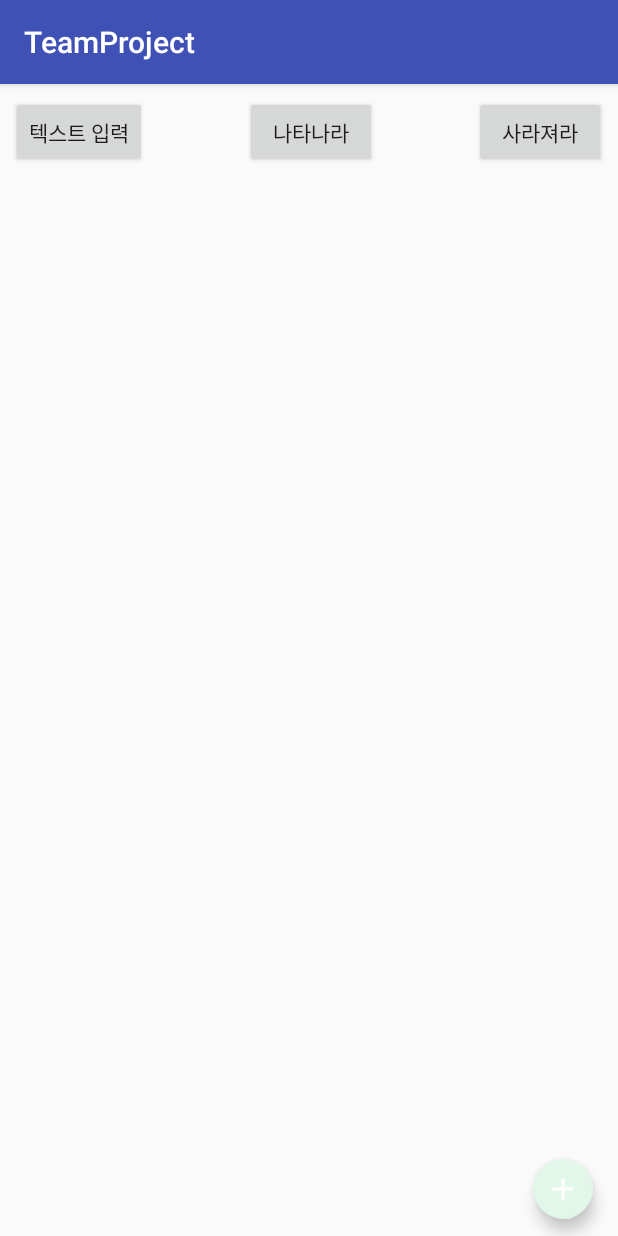
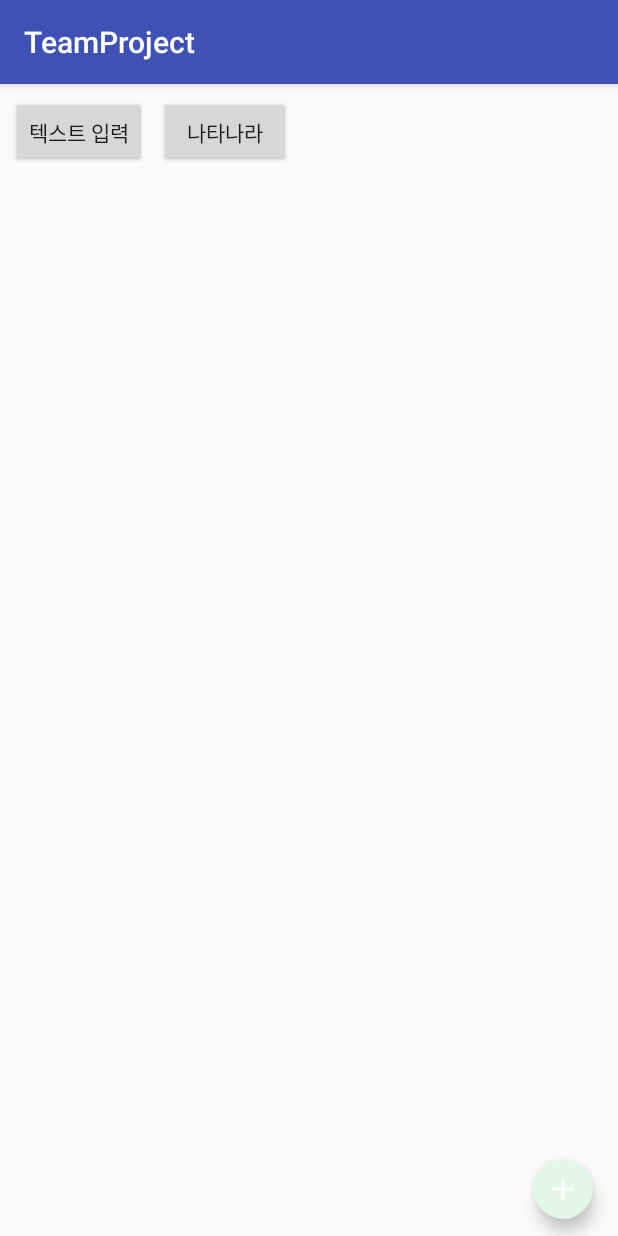
Before and after one commit to Geniousroom1/TeamProject, an Android app: the MainActivity screen opened directly, with no data from a screen before it, on a phone screen of 412 x 824 dp. Run offline under Robolectric (Android 15) with nearby library versions, the phone set to English and light mode, and no system bars.

Commit message:
한태준 + 이모티콘및 텍스트 사라지기 나타나기

```diff
--- a/app/src/main/java/edu/android/teamproject/TextsActivity.java
+++ b/app/src/main/java/edu/android/teamproject/TextsActivity.java
@@ -5,6 +5,7 @@ import android.os.Bundle;
 import android.view.View;
 import android.widget.EditText;
 import android.widget.Toast;
+import java.util.ArrayList;
 
 public class TextsActivity extends AppCompatActivity {
     public static String textActivity_Text;
@@ -28,7 +29,7 @@ public class TextsActivity extends AppCompatActivity {
     public void btn_enter(View view) {
         textCancel = false;
         textActivity_Text = text.getText().toString();
-        tv_sticker = new StickerTextView(TextsActivity.this);
+        MainActivity.textList.add(tv_sticker = new StickerTextView(TextsActivity.this));
         tv_sticker.setText(TextsActivity.textActivity_Text);
         MainActivity.inflatedLayout.addView(tv_sticker);
         finish();
--- a/app/src/main/res/layout/activity_main.xml
+++ b/app/src/main/res/layout/activity_main.xml
@@ -27,6 +27,7 @@
         <ImageView
             android:id="@+id/cameraView"
             android:layout_width="match_parent"
+            android:onClick="hidden"
             android:layout_height="match_parent"
             app:srcCompat="@drawable/d" />
 
@@ -69,17 +70,6 @@
         app:layout_constraintLeft_toLeftOf="parent" />
 
     <Button
-        android:id="@+id/button_hidden"
-        android:layout_width="wrap_content"
-        android:layout_height="wrap_content"
-        android:text="사라져라"
-        android:onClick="hidden"
-        app:layout_constraintTop_toTopOf="parent"
-        android:layout_marginTop="8dp"
-        android:layout_marginRight="8dp"
-        app:layout_constraintRight_toRightOf="parent" />
-
-    <Button
         android:id="@+id/button_nohidden"
         android:layout_width="wrap_content"
         android:layout_height="wrap_content"
@@ -88,9 +78,7 @@
         app:layout_constraintTop_toTopOf="parent"
         android:layout_marginTop="8dp"
         app:layout_constraintLeft_toRightOf="@+id/button_text"
-        android:layout_marginLeft="8dp"
-        app:layout_constraintRight_toLeftOf="@+id/button_hidden"
-        android:layout_marginRight="8dp" />
+        android:layout_marginLeft="8dp" />
 
     <android.support.design.widget.FloatingActionButton
         android:id="@+id/floatingActionButton"
```
Also changed, not shown: app/src/main/java/edu/android/teamproject/MainActivity.java (+25 -11 lines), app/src/main/java/edu/android/teamproject/StickerView.java (+9 -8 lines).
